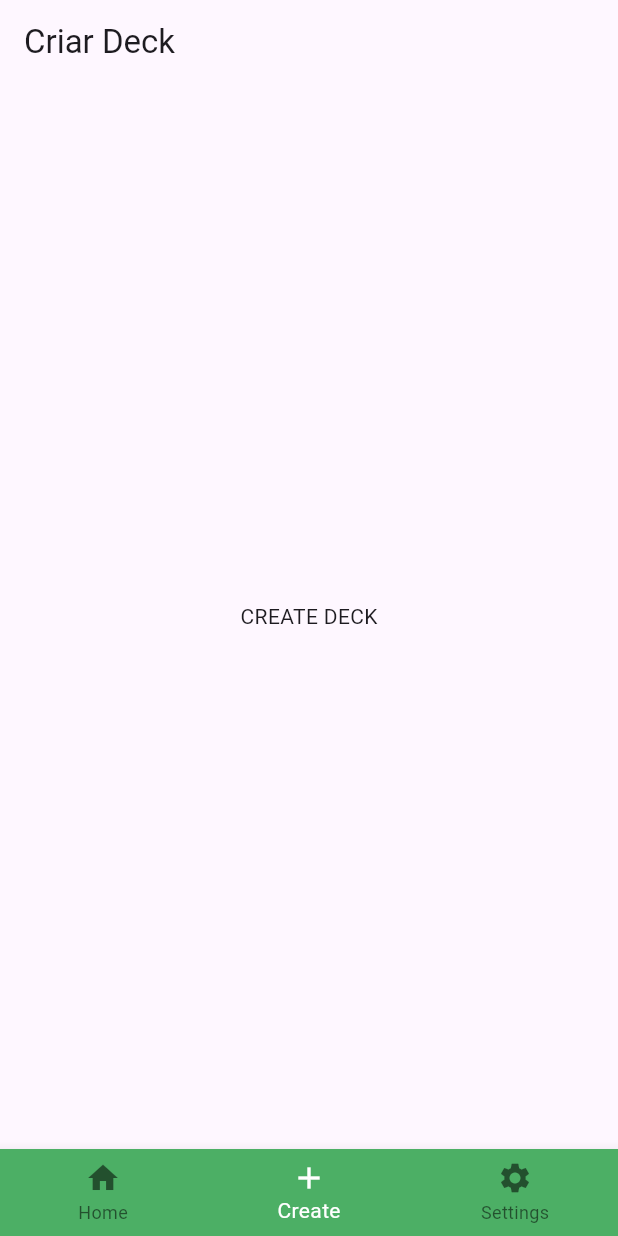
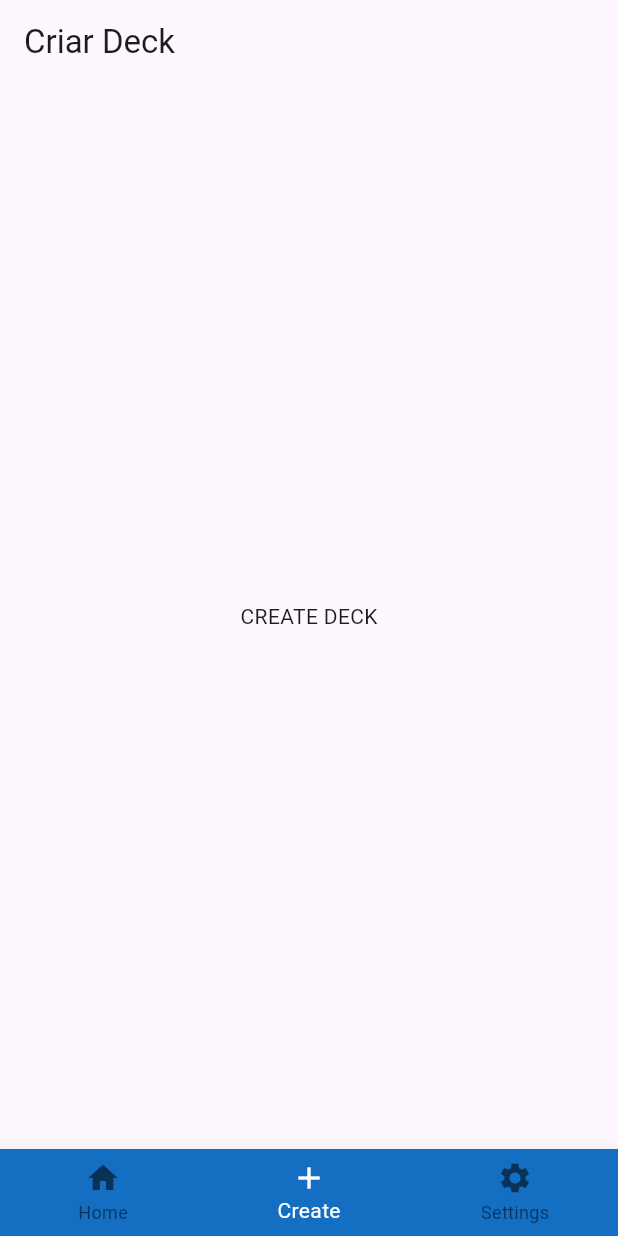
Before and after one commit to Brunno-Bocardo/app-flashcard, a Flutter app: the CreateDeckPage screen opened by its route, on a phone screen of 412 x 824 dp. Run offline on Flutter 3.47's test engine with Material 3 defaults, Android fonts, the light colour scheme and no system bars; our stand-ins replace go_router.

Commit message:
color change

```diff
--- a/app_flashcard/lib/widgets/bottom_navigation_bar.dart
+++ b/app_flashcard/lib/widgets/bottom_navigation_bar.dart
@@ -13,7 +13,7 @@ class CustomBottomNavigationBar extends StatelessWidget {
   @override
   Widget build(BuildContext context) {
     return BottomNavigationBar(
-      backgroundColor: const Color.fromARGB(255, 76, 175, 101),
+      backgroundColor: const Color.fromARGB(255, 20, 110, 194),
       selectedItemColor: Colors.white,
       currentIndex: currentIndex,
       onTap: (idx) {
```
